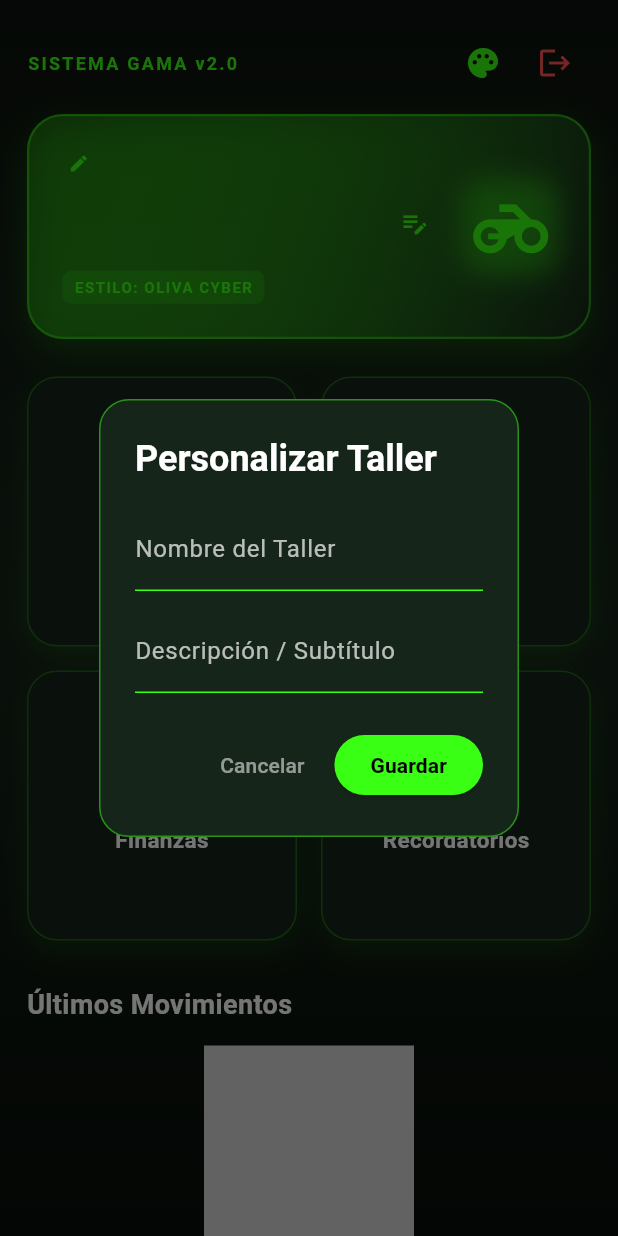
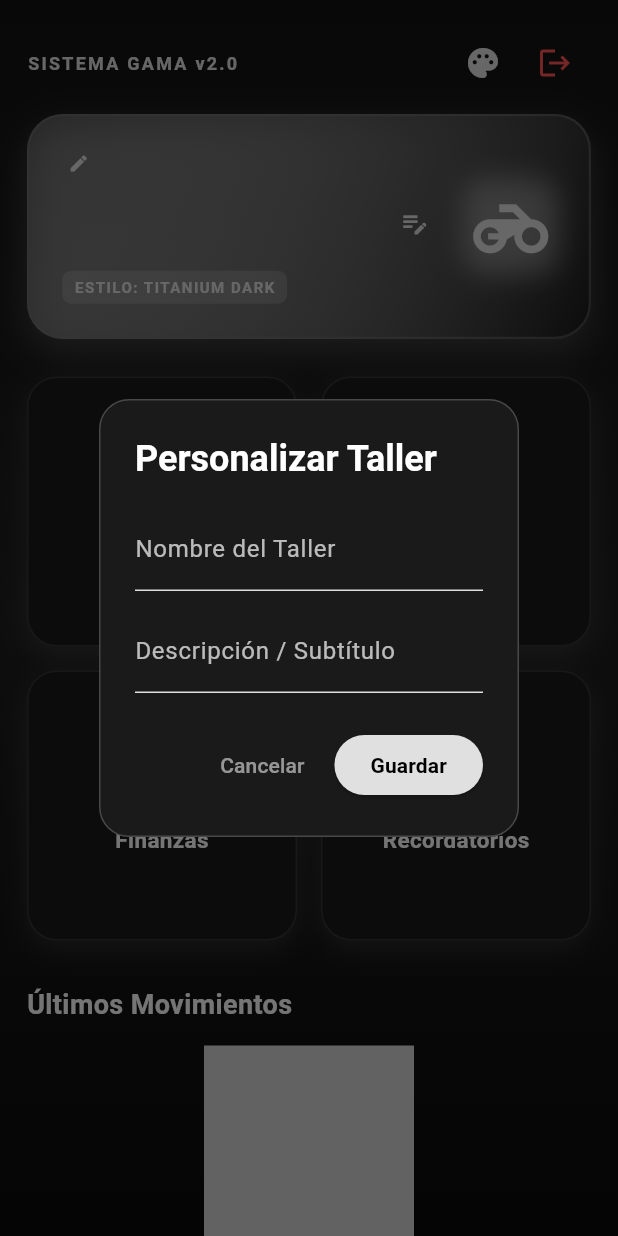
Before and after one commit to Brafa99/gama_taller_app_brafacorp, a Flutter app: the HomeScreen screen opened directly, after a tap on the "edit" icon, on a phone screen of 412 x 824 dp. Run offline on Flutter 3.47's test engine with Material 3 defaults, Android fonts, the phone set to English and light mode, and no system bars; our stand-ins replace cloud_firestore, firebase_auth, firebase_core, fl_chart, flutter_image_compress, image_picker and 3 more; accounts and stored records are empty; statements that could not run were skipped; project files that could hold a hidden picture were left out.

Commit message:
first commit4

```diff
--- a/lib/app_theme.dart
+++ b/lib/app_theme.dart
@@ -25,15 +25,16 @@ class AppThemeModel {
 class AppThemes {
   static final List<AppThemeModel> themes = [
     // 1. Estilo Verde Oliva Cyber / Militar Neón
-    AppThemeModel(
-      name: "Oliva Cyber",
-      backgroundGradient: [Color(0xFF0B120C), Color(0xFF142217), Color(0xFF070D08)],
-      cardColor: Color(0xFF16251A),
-      primaryColor: Color(0xFF39FF14), // Verde neón
-      accentColor: Color(0xFF76FF03),
+     AppThemeModel(
+      name: "Titanium Dark",
+      backgroundGradient: [Color(0xFF121212), Color(0xFF1E1E1E), Color(0xFF0A0A0A)],
+      cardColor: Color(0xFF1A1A1A),
+      primaryColor: Color(0xFFE0E0E0), // Plata neón
+      accentColor: Color(0xFFBDBDBD),
       textColor: Colors.white,
-      borderColor: Color(0xFF39FF14),
+      borderColor: Color(0xFF757575),
     ),
+
     // 2. Estilo Ciberpunk Magenta / Violeta
     AppThemeModel(
       name: "Cyber Magenta",
@@ -65,14 +66,14 @@ class AppThemes {
       borderColor: Color(0xFFFF6D00),
     ),
     // 5. Estilo Monocromático Titanio (Elegante Oscuro)
-    AppThemeModel(
-      name: "Titanium Dark",
-      backgroundGradient: [Color(0xFF121212), Color(0xFF1E1E1E), Color(0xFF0A0A0A)],
-      cardColor: Color(0xFF1A1A1A),
-      primaryColor: Color(0xFFE0E0E0), // Plata neón
-      accentColor: Color(0xFFBDBDBD),
+     AppThemeModel(
+      name: "Oliva Cyber",
+      backgroundGradient: [Color(0xFF0B120C), Color(0xFF142217), Color(0xFF070D08)],
+      cardColor: Color(0xFF16251A),
+      primaryColor: Color(0xFF39FF14), // Verde neón
+      accentColor: Color(0xFF76FF03),
       textColor: Colors.white,
-      borderColor: Color(0xFF757575),
+      borderColor: Color(0xFF39FF14),
     ),
   ];
 }
--- a/pubspec.yaml
+++ b/pubspec.yaml
@@ -60,12 +60,10 @@ dev_dependencies:
 
   flutter_lints: ^5.0.0
 
-flutter_launcher_icons:
+flutter_icons:
   android: true
   ios: true
-  image_path: "assets/gama2.png"
-  adaptive_icon_background: "#ffffff"   # color de fondo (puedes poner transparente o el color de tu marca)
-  adaptive_icon_foreground: "assets/gama2.png"
+  image_path: "assets/gama_icon.jpeg"
 
 # For information on the generic Dart part of this file, see the
 # following page: https://dart.dev/tools/pub/pubspec
```
Also changed, not shown: lib/login.dart (+14 -13 lines), lib/splash_screen.dart (+9 -3 lines), assets/gama_icon.jpeg (added), lib/firebase_options.dart, 29 other files.
